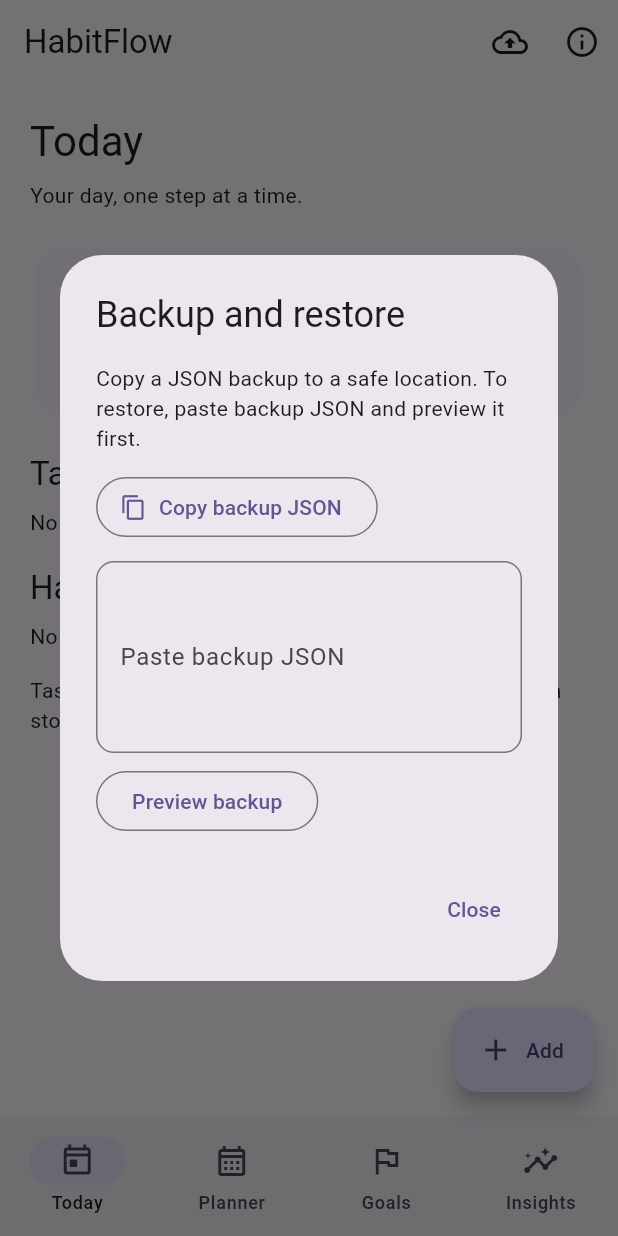
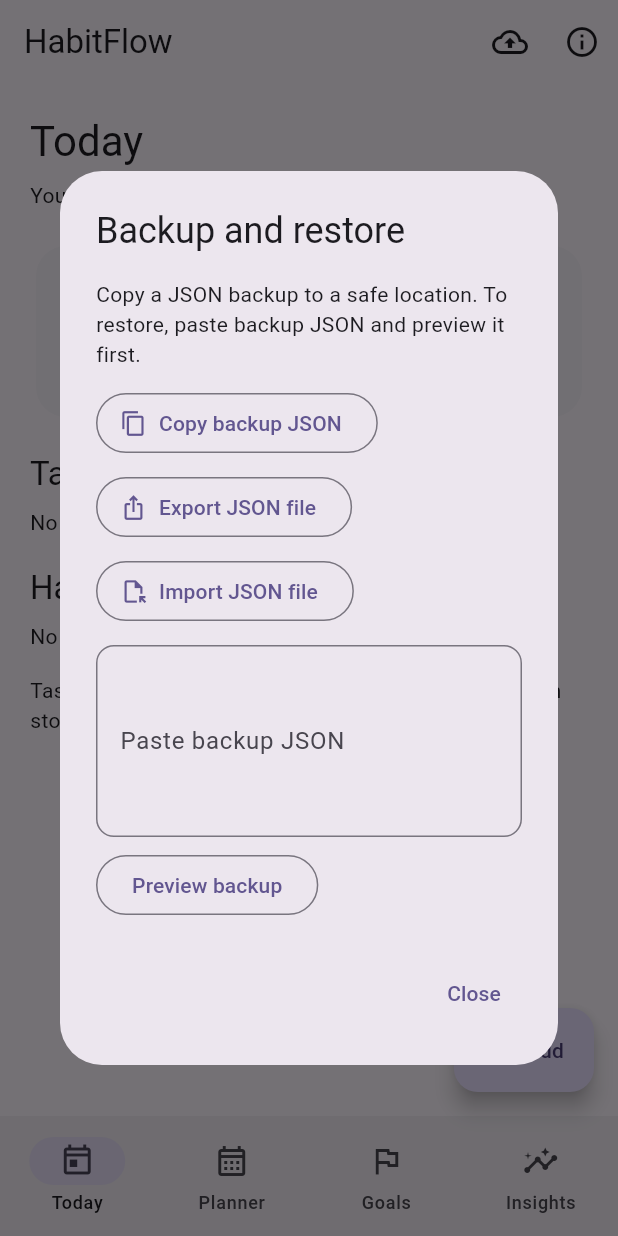
Before and after one commit to InKunalMahajan/HabitFlow, a Flutter app: the screen it shows after launch, after a tap on the "backup" icon, on a phone screen of 412 x 824 dp. Run offline on Flutter 3.47's test engine with Material 3 defaults, Android fonts, the phone set to English and light mode, and no system bars; our stand-ins replace file_picker, flutter_local_notifications, flutter_timezone, material_ui, share_plus, sqflite and 1 more; accounts and stored records are empty.

Commit message:
Phase 09: add native file export/import actions to confirmed backup workflow

```diff
--- a/app/lib/main.dart
+++ b/app/lib/main.dart
@@ -1,6 +1,7 @@
 import 'package:material_ui/material_ui.dart';
 import 'package:flutter/services.dart';
 import 'features/backup/habitflow_backup.dart';
+import 'features/backup/backup_file_service.dart';
 import 'core/theme/app_theme.dart';
 import 'features/entries/entry_store.dart';
 import 'features/entries/entry_database.dart';
@@ -228,6 +229,51 @@ class _HabitFlowShellState extends State<HabitFlowShell> {
                       },
                       icon: const Icon(Icons.copy),
                       label: const Text('Copy backup JSON'),
+                    ),
+                    const SizedBox(height: 8),
+                    OutlinedButton.icon(
+                      onPressed: () async {
+                        try {
+                          await _saveQueue;
+                          final backup = await db.exportBackup();
+                          final shared = await const BackupFileService().export(backup);
+                          if (dialogContext.mounted && shared) {
+                            ScaffoldMessenger.of(dialogContext).showSnackBar(
+                              const SnackBar(content: Text('Backup shared. Check that you saved the JSON file securely.')),
+                            );
+                          }
+                        } catch (_) {
+                          if (dialogContext.mounted) {
+                            updateDialog(() => error = 'Could not share backup file.');
+                          }
+                        }
+                      },
+                      icon: const Icon(Icons.ios_share),
+                      label: const Text('Export JSON file'),
+                    ),
+                    const SizedBox(height: 8),
+                    OutlinedButton.icon(
+                      onPressed: () async {
+                        try {
+                          final selected = await const BackupFileService().import();
+                          if (selected != null && dialogContext.mounted) {
+                            updateDialog(() {
+                              preview = selected;
+                              input.text = selected.encode();
+                              error = null;
+                            });
+                          }
+                        } catch (_) {
+                          if (dialogContext.mounted) {
+                            updateDialog(() {
+                              preview = null;
+                              error = 'Could not open or validate the selected JSON file. No data changed.';
+                            });
+                          }
+                        }
+                      },
+                      icon: const Icon(Icons.file_open_outlined),
+                      label: const Text('Import JSON file'),
                     ),
                     const SizedBox(height: 12),
                     TextField(
```
